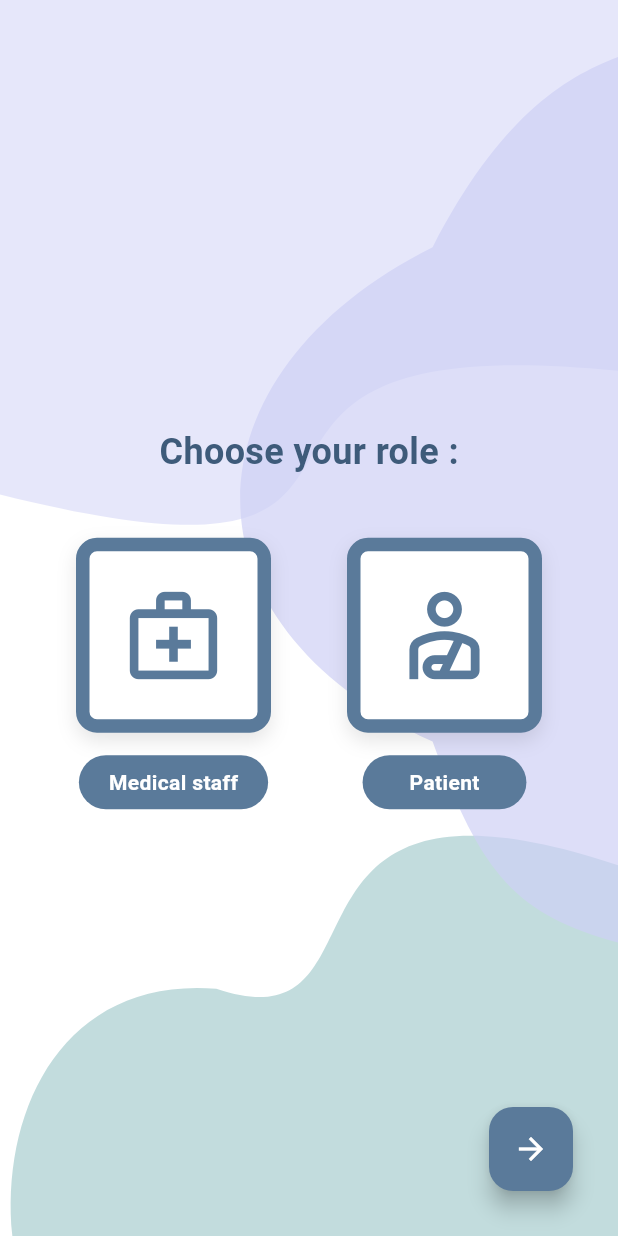
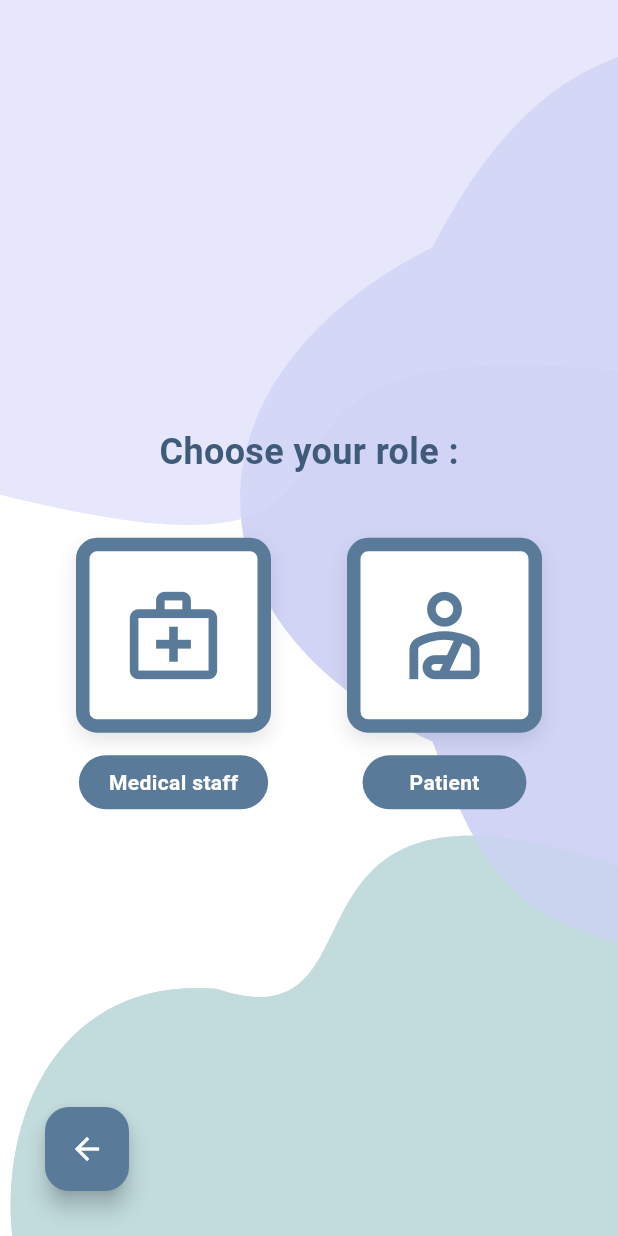
Before and after one commit to DimaRAF/arva, a Flutter app: the screen it shows after launch, after a tap on "skip", on a phone screen of 412 x 824 dp. Run offline on Flutter 3.47's test engine with Material 3 defaults, Android fonts, the phone set to English and light mode, and no system bars.

Commit message:
build the login and sign up interface

```diff
--- a/lib/screens/OnboardingScreen.dart
+++ b/lib/screens/OnboardingScreen.dart
@@ -82,7 +82,7 @@ class OnboardingScreen extends StatelessWidget {
       right: 30,
       child: TextButton(
         onPressed: () {
-          Navigator.of(context).pushReplacement(
+          Navigator.of(context).push(
               MaterialPageRoute(builder: (context) => const ChooseRoleScreen()),
             );
         },
--- a/lib/screens/choose_role_screen.dart
+++ b/lib/screens/choose_role_screen.dart
@@ -1,107 +1,12 @@
 import 'package:flutter/material.dart';
-
-// هذا هو الكلاس الخاص بالخلفية، وهو نفسه المستخدم في الشاشة السابقة
-// يمكنك وضعه في ملف منفصل واستيراده لتجنب تكرار الكود
-class OnboardingBackgroundPainter extends CustomPainter {
-  @override
-  void paint(Canvas canvas, Size size) {
-
-    final height = size.height;
-    final width = size.width;
-
-    final topPaint = Paint()..color = const Color(0xFFE6E7FA);
-
-
-    final topPath = Path()
-      ..moveTo(0, height * 0.4) // 1. نبدأ من هنا
-
-      // 2. نرسم الانحناء الأول (الأيسر)
-      ..cubicTo(
-        width * 0.8, height * 0.5, // نقطة تحكم 1
-        width * 0.2,  height * 0.26,  // نقطة تحكم 2
-        width ,  height * 0.30   // نقطة النهاية للمنحنى الأول
-      )
-
-
-
-      // 4. نغلق الشكل
-      ..lineTo(width, 0)
-      ..lineTo(0, 0)
-      ..close();
-    canvas.drawPath(topPath, topPaint);
-
-
-
-    // لون الشكل السفلي (أزرق مخضر فاتح)
-    final bottomPaint = Paint()..color = const Color(0xFFC2DCDD);
-    // --- 2. المنحنى السفلي المتموج ---
-
-    final bottomPath = Path()
-      // نقطة البداية (من اليمين)
-      ..moveTo(width, height * 0.7)
-      // الموجة الأولى (اليمنى)
-      ..cubicTo(
-        width * 0.4, height * 0.6, // نقطة تحكم 1
-        width * 0.65, height * 0.85, // نقطة تحكم 2
-        width * 0.35, height * 0.8   // نهاية الموجة الأولى
-      )
-      // الموجة الثانية (اليسرى)
-      ..cubicTo(
-        width * 0.10, height * 0.79, // نقطة تحكم 1
-        0,            height * 0.9,  // نقطة تحكم 2
-        width * 0.02, height      // نقطة النهاية النهائية
-      )
-      // إغلاق الشكل من الأسفل
-      ..lineTo(width, height)
-      ..close();
-    canvas.drawPath(bottomPath, bottomPaint);
-
-// --- الشكل البنفسجي الثاني (الخلفي) ---
-// --- الشكل البنفسجي الثاني (الخلفي) ---
-// --- الشكل البنفسجي الثاني (الخلفي) على اليمين ---
-final middlePaint = Paint()
-  ..color = const Color.fromARGB(255, 206, 208, 245).withOpacity(0.7);
-
-final middlePath = Path()
-  // نبدأ خارج الشاشة من جهة اليمين قرب الأعلى
-  ..moveTo(width * 1.2, height * 0.001)
-
-  // رأس الفقاعة (ينحني لليسار بالجزء العلوي)
-  ..cubicTo(
-    width * 1.08, height * 0.06,  // cp1
-    width * 0.9, height * 0.007,  // cp2
-    width * 0.7, height * 0.2 // end1
-  )
-
-  // الانحناء الأوسط الذي ينزل باتجاه المركز
-  ..cubicTo(
-    width * 0.3, height * 0.3,  // cp3
-    width * 0.27, height * 0.5,  // cp4
-    width * 0.7, height * 0.6   // end2
-  )
-
-  // يرجع للخارج على اليمين ليكمل شكل الفقاعة ويقفلها
-  ..cubicTo(
-    width * 0.99, height * 1.0,  // cp5
-    width * 1.0, height * 0.35,  // cp6 (خارج الشاشة قليلاً ليعطي انبسام)
-    width * 6.8, height * 2.07 // end3 (نقطة قريبة من الأعلى على اليمين)
-  )
-  ..close();
-
-canvas.drawPath(middlePath, middlePaint);
-
-
-  }
-  @override
-  bool shouldRepaint(covariant CustomPainter oldDelegate) {
-    return false;
-  }
-}
-
+import 'OnboardingScreen.dart'; // تأكد من أن هذا الملف موجود
+import 'auth_screen.dart';     // تأكد من أن هذا الملف موجود
 
 // --- الواجهة الرئيسية لصفحة اختيار الدور ---
 class ChooseRoleScreen extends StatelessWidget {
   const ChooseRoleScreen({Key? key}) : super(key: key);
+
+  @override
 
   @override
   Widget build(BuildContext context) {
@@ -109,7 +14,8 @@ class ChooseRoleScreen extends StatelessWidget {
       backgroundColor: Colors.white,
       body: Stack(
         children: [
-          // 1. الخلفية المتموجة
+          CustomPaint(size: Size.infinite, painter: OnboardingBackgroundPainter()),
+          // 1. الخلفية المتموجة (تم إصلاحها)
           CustomPaint(
             size: Size.infinite,
             painter: OnboardingBackgroundPainter(),
@@ -135,10 +41,22 @@ class ChooseRoleScreen extends StatelessWidget {
                     _buildRoleCard(
                       icon: Icons.medical_services_outlined,
                       label: 'Medical staff',
+                      onTap: () {
+                        // تم تعديل هذا لينتقل إلى شاشة تسجيل الدخول الصحيحة
+                        Navigator.of(context).push(
+                          MaterialPageRoute(builder: (context) => const AuthScreen(userRole: 'Medical Staff')),
+                        );
+                      },
                     ),
                     _buildRoleCard(
                       icon: Icons.personal_injury_outlined,
                       label: '   Patient   ',
+                      onTap: () {
+                        // تم تعديل هذا لينتقل إلى شاشة تسجيل الدخول الصحيحة
+                        Navigator.of(context).push(
+                          MaterialPageRoute(builder: (context) => const AuthScreen(userRole: 'Patient')),
+                        );
+                      },
                     ),
                   ],
                 ),
@@ -146,14 +64,18 @@ class ChooseRoleScreen extends StatelessWidget {
             ),
           ),
 
-          // 3. زر السهم في الأسفل
+          // 3. زر الرجوع (تم إصلاحه)
           Positioned(
             bottom: 30,
-            right: 30,
+            left: 30,
             child: FloatingActionButton(
-              onPressed: () {},
+              onPressed: () {
+                // --- vvv تم إصلاح هذا السطر vvv ---
+                // الدالة الصحيحة للرجوع هي .pop() فقط
+                Navigator.of(context).pop();
+              },
               backgroundColor: const Color(0xFF5A7A9A),
-              child: const Icon(Icons.arrow_forward, color: Colors.white),
+              child: const Icon(Icons.arrow_back, color: Colors.white),
             ),
           ),
         ],
@@ -162,14 +84,20 @@ class ChooseRoleScreen extends StatelessWidget {
   }
 
   // دالة مساعدة لبناء كرت اختيار الدور
-  Widget _buildRoleCard({required IconData icon, required String label}) {
-    return Column(
+  Widget _buildRoleCard({
+    required IconData icon,
+    required String label,
+    required VoidCallback onTap,
+  }) {
+    return InkWell(
+      onTap: onTap,
+      borderRadius: BorderRadius.circular(14),
+      child: Column(
         children: [
           Container(
             width: 130,
             height: 130,
             decoration: BoxDecoration(
-
               color: Colors.white,
               borderRadius: BorderRadius.circular(14),
               border: Border.all(color: const Color(0xFF5A7A9A), width: 9),
@@ -196,6 +124,7 @@ class ChooseRoleScreen extends StatelessWidget {
             ),
           ),
         ],
+      ),
     );
   }
 }
--- a/pubspec.yaml
+++ b/pubspec.yaml
@@ -57,6 +57,7 @@ flutter:
     - assets/logo.png
     - assets/logo1.png
     - assets/splash_image.png
+    - assets/doctors.png
 
   # The following line ensures that the Material Icons font is
   # included with your application, so that you can use the icons in
```
Also changed, not shown: lib/screens/auth_screen.dart (added, +99 -0 lines), lib/screens/medical_staff_info_screen.dart (added, +175 -0 lines), lib/screens/patient_info_screen.dart (added, +12 -0 lines), assets/doctors.png (added). Lines whose indentation alone changed are shown as unchanged.
